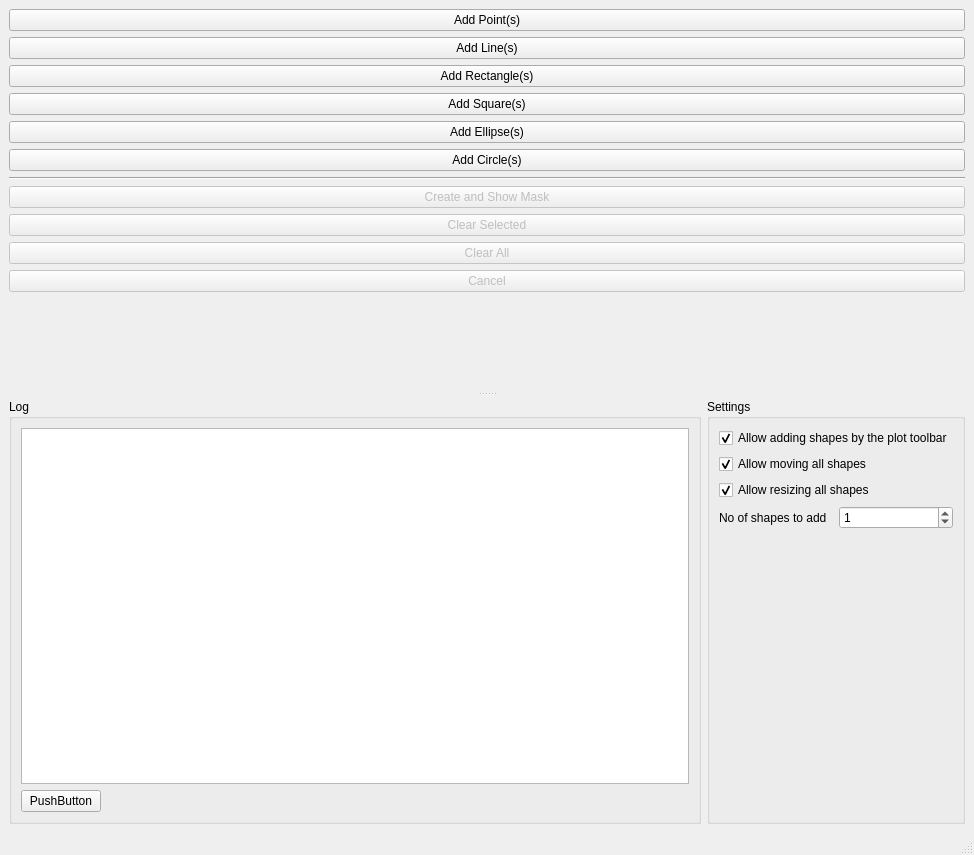
Old version of the form demo/ui/uiShapeDemo.ui in the repository itom-project/itom.
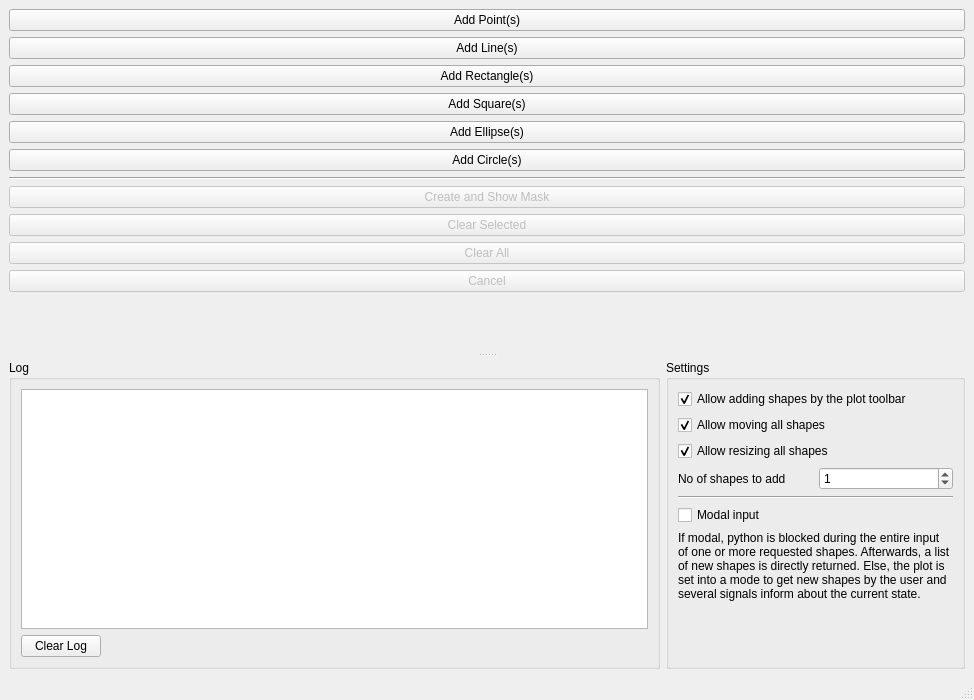
New version of the form. Custom widgets are drawn as their Qt base class.

Commit message: uiShapeDemo added to let the user draw various geometric shapes in a plot.

The edit to the form file:
```diff
--- a/demo/ui/uiShapeDemo.ui
+++ b/demo/ui/uiShapeDemo.ui
@@ -7,7 +7,7 @@
     <x>0</x>
     <y>0</y>
     <width>974</width>
-    <height>855</height>
+    <height>700</height>
    </rect>
   </property>
   <property name="windowTitle">
@@ -156,7 +156,7 @@
              <item>
               <widget class="QPushButton" name="pushButton">
                <property name="text">
-                <string>PushButton</string>
+                <string>Clear Log</string>
                </property>
               </widget>
              </item>
@@ -235,6 +235,30 @@
              </item>
             </layout>
            </item>
+           <item>
+            <widget class="Line" name="line_2">
+             <property name="orientation">
+              <enum>Qt::Horizontal</enum>
+             </property>
+            </widget>
+           </item>
+           <item>
+            <widget class="QCheckBox" name="checkModalInput">
+             <property name="text">
+              <string>Modal input</string>
+             </property>
+            </widget>
+           </item>
+           <item>
+            <widget class="QLabel" name="label_2">
+             <property name="text">
+              <string>If modal, python is blocked during the entire input of one or more requested shapes. Afterwards, a list of new shapes is directly returned. Else, the plot is set into a mode to get new shapes by the user and  several signals inform about the current state.</string>
+             </property>
+             <property name="wordWrap">
+              <bool>true</bool>
+             </property>
+            </widget>
+           </item>
            <item>
             <spacer name="verticalSpacer">
              <property name="orientation">
@@ -243,7 +267,7 @@
              <property name="sizeHint" stdset="0">
               <size>
                <width>20</width>
-               <height>220</height>
+               <height>40</height>
               </size>
              </property>
             </spacer>
```
Left out of the diff: 4 changed lines with no effect on the pictures. The commit also changes 1 other file.
